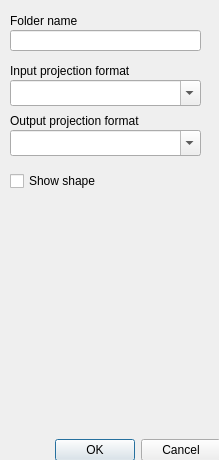
Qt form src/manetviz/gtfsdialog.ui (Bramas/manet-viz) before a commit.
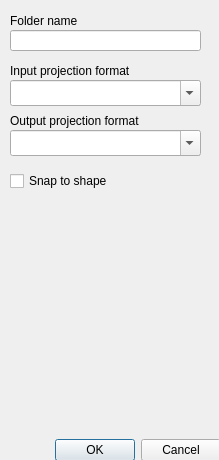
The same form after that commit.

What changed in the file:
```diff
--- a/src/manetviz/gtfsdialog.ui
+++ b/src/manetviz/gtfsdialog.ui
@@ -113,12 +113,12 @@
           <rect>
            <x>10</x>
            <y>170</y>
-           <width>101</width>
+           <width>121</width>
            <height>22</height>
           </rect>
          </property>
          <property name="text">
-          <string>Show shape</string>
+          <string>Snap to shape</string>
          </property>
         </widget>
        </widget>
```
Left out of the diff: 2 changed lines with no effect on the pictures.
